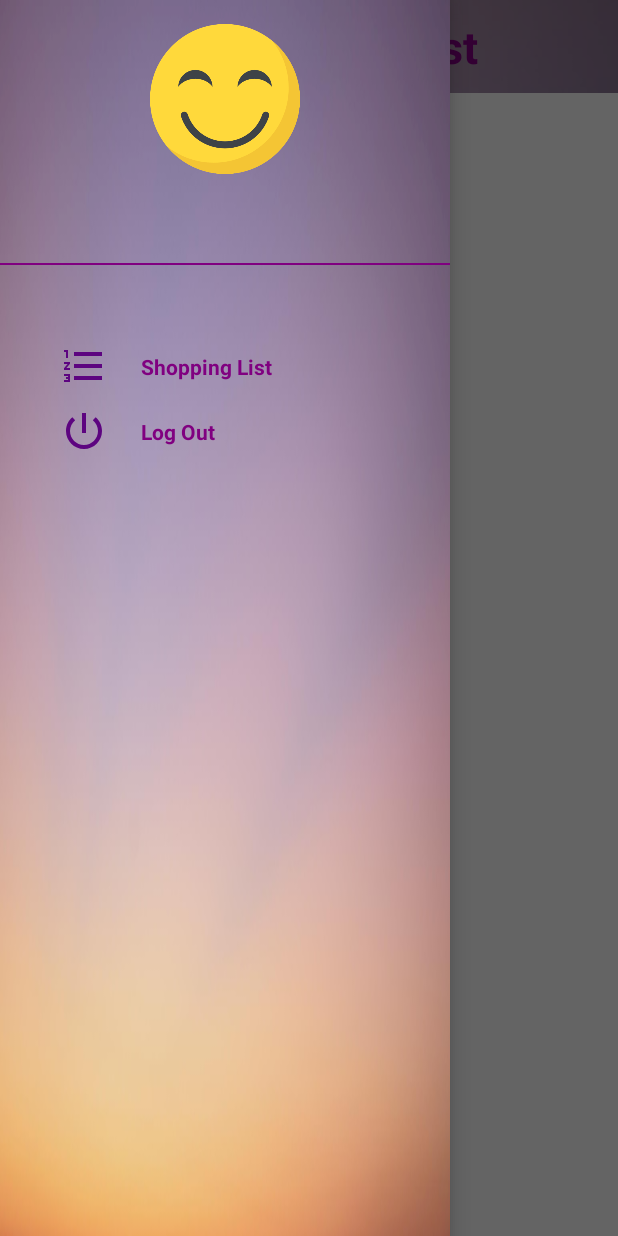
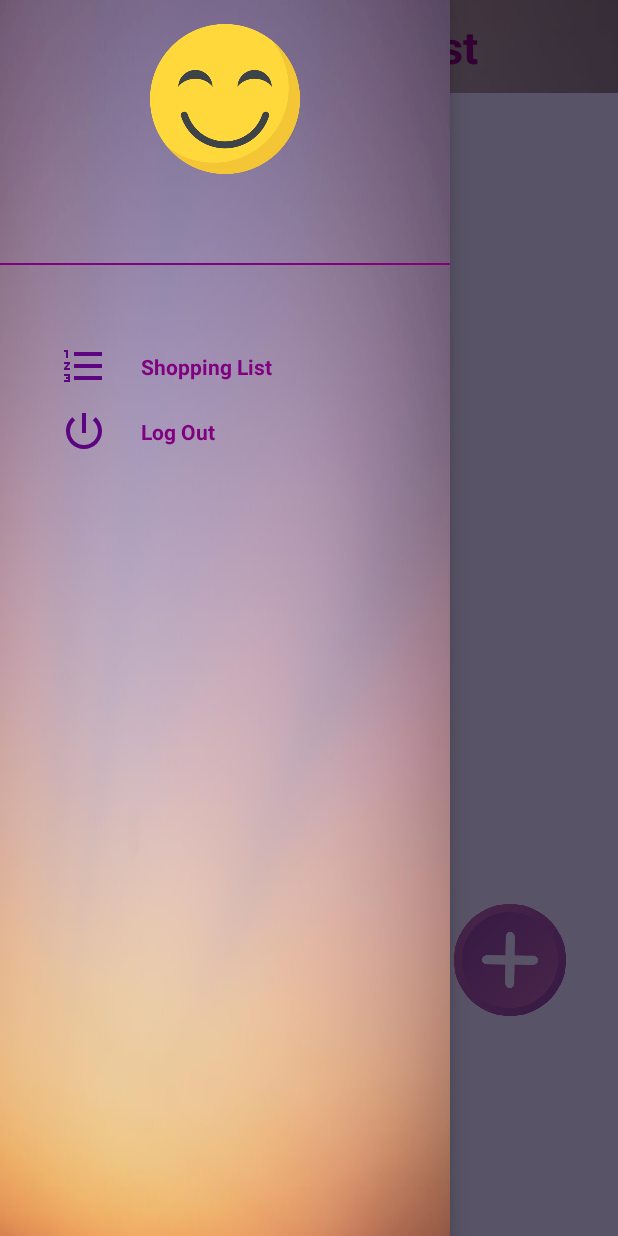
Before and after one commit to HidosBiancaSidonia/ShoppingListApp, an Android app: the ShoppingListActivity screen opened directly, with no data from a screen before it, with the side drawer open, on a phone screen of 412 x 824 dp. Run offline under Robolectric (Android 15) with nearby library versions, the phone set to English and light mode, and no system bars.

```diff
--- a/app/src/main/java/activity/ShoppingListActivity.java
+++ b/app/src/main/java/activity/ShoppingListActivity.java
@@ -6,6 +6,8 @@ import android.content.DialogInterface;
 import android.content.Intent;
 import android.os.Bundle;
 import android.view.View;
+import android.widget.Button;
+import android.widget.ListView;
 import android.widget.TextView;
 
 import androidx.appcompat.app.AppCompatActivity;
@@ -18,6 +20,8 @@ public class ShoppingListActivity extends AppCompatActivity {
 
     TextView name_usr;
     DrawerLayout drawerLayout;
+    Button add_button;
+    ListView listView;
 
     @Override
     protected void onCreate(Bundle savedInstanceState) {
@@ -32,6 +36,10 @@ public class ShoppingListActivity extends AppCompatActivity {
         System.out.println(nameUser);
 
         drawerLayout = (DrawerLayout)findViewById(R.id.drawer_layout);
+
+        add_button = (Button)findViewById(R.id.add_btn);
+        listView = (ListView)findViewById(R.id.listView_lv);
+
     }
 
     public void ClickMenu(View view){
--- a/app/src/main/res/layout/activity_shopping_list.xml
+++ b/app/src/main/res/layout/activity_shopping_list.xml
@@ -7,21 +7,38 @@
     tools:context="activity.ShoppingListActivity"
     android:id="@+id/drawer_layout">
 
-    <LinearLayout
+    <RelativeLayout
         android:layout_width="match_parent"
         android:layout_height="match_parent"
-        android:orientation="vertical">
+        android:orientation="vertical"
+        android:background="@color/purple">
+
 
         <include
             layout="@layout/main_toolbar"/>
-        <TextView
-            android:layout_width="match_parent"
-            android:layout_height="wrap_content"
-            android:text="Home"
-            android:textSize="50sp"
-            android:textStyle="bold"
-            android:gravity="center"/>
-    </LinearLayout>
+
+        <ListView
+            android:layout_marginTop="90dp"
+            android:layout_width="410dp"
+            android:layout_height="500dp"
+            android:id="@+id/listView_lv"/>
+
+        <ImageView
+            android:layout_width="100dp"
+            android:layout_height="80dp"
+            android:layout_marginStart="290dp"
+            android:layout_marginTop="600dp"
+            android:src="@drawable/add" />
+        <Button
+            android:layout_width="60dp"
+            android:layout_height="60dp"
+            android:layout_marginStart="310dp"
+            android:layout_marginTop="610dp"
+            android:alpha="0.0"
+            android:id="@+id/add_btn"/>
+
+
+    </RelativeLayout>
 
     <RelativeLayout
         android:layout_width="300dp"
--- a/app/src/main/res/values/colors.xml
+++ b/app/src/main/res/values/colors.xml
@@ -7,4 +7,5 @@
     <color name="teal_700">#FF018786</color>
     <color name="black">#FF000000</color>
     <color name="white">#FFFFFFFF</color>
+    <color name="purple">#dcd0ff</color>
 </resources>
```
Also changed, not shown: app/src/main/java/database/DataBaseHelper.java (+43 -2 lines), app/src/main/res/drawable-v24/add.png (added).
